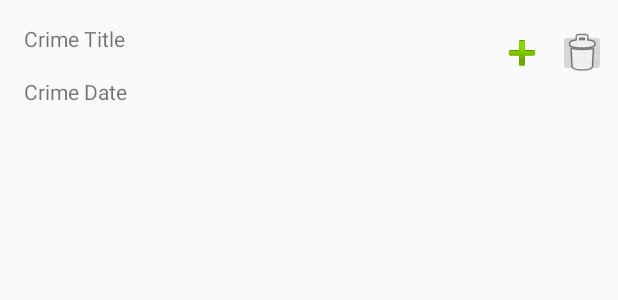
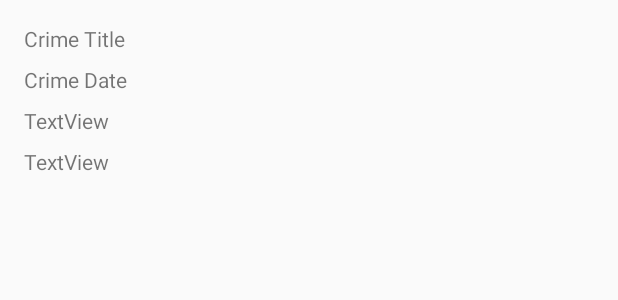
Before and after one commit to VitNei/job, an Android app: the layout list_item_crime.xml on its own in the app's theme, with its tools: preview values and no code run, on a phone screen of 412 x 824 dp. Shown: the top 300 px of the screen. Run offline under Robolectric (Android 15) with nearby library versions, the phone set to English and light mode, and no system bars.

Commit message:
больше активностей богу активностей

```diff
--- a/app/src/main/java/com/bignerdranch/android/criminalintent/Crime.java
+++ b/app/src/main/java/com/bignerdranch/android/criminalintent/Crime.java
@@ -22,6 +22,9 @@ public class Crime {
     public Crime(UUID id){
         mId = id;
         mDate = new Date();
+        mDateChange = new Date();
+        //mPrioritet = 0;
+        //mProgress = 0;
     }
 
     public UUID getId() {
--- a/app/src/main/java/com/bignerdranch/android/criminalintent/CrimeListActivity.java
+++ b/app/src/main/java/com/bignerdranch/android/criminalintent/CrimeListActivity.java
@@ -5,7 +5,7 @@ import android.support.v4.app.Fragment;
 public class CrimeListActivity extends SingleFragmentActivity{
 
     @Override
-    protected Fragment createFragment() {
+    protected Fragment createTask() {
         return new CrimeListFragment();
     }
 }
--- a/app/src/main/java/com/bignerdranch/android/criminalintent/database/CrimeBaseHelper.java
+++ b/app/src/main/java/com/bignerdranch/android/criminalintent/database/CrimeBaseHelper.java
@@ -38,7 +38,7 @@ public class CrimeBaseHelper extends SQLiteOpenHelper {
                 TableCompleted.Cols.UUID_TABLE_COMPLETED + ", " +
                 TableCompleted.Cols.TITLE_TABLE_COMPLETED + ", " +
                 TableCompleted.Cols.NOTE_TABLE_COMPLETED + ", " +
-                TableCompleted.Cols.DATE_TABLE_COMPLETED + ", " +
+                TableCompleted.Cols.DATE_CREATE_TABLE_COMPLETED + ", " +
                 TableCompleted.Cols.DATE_FINISH_TABLE_COMPLETED +
                 ")"
         );
--- a/app/src/main/res/layout/fragment_crime.xml
+++ b/app/src/main/res/layout/fragment_crime.xml
@@ -12,10 +12,10 @@
             android:text="@string/crime_title_label"
             android:id="@+id/title"/>
     <EditText
-            android:id="@+id/crime_title"
+            android:id="@+id/note"
             android:layout_width="match_parent"
             android:layout_height="245dp"
-            android:hint="@string/crime_title_hint" android:text="Писать сюда"/>
+            android:hint="Писать сюда"/>
 
     <TextView
             style="?android:listSeparatorTextViewStyle"
@@ -37,7 +37,7 @@
         <Spinner
                 android:layout_width="match_parent"
                 android:layout_height="wrap_content"
-                android:id="@+id/pioritet"
+                android:id="@+id/prioritet"
                 android:layout_weight="1"
                 android:entries="@array/stringsPrioritet"
         />
--- a/app/src/main/res/layout/list_item_crime.xml
+++ b/app/src/main/res/layout/list_item_crime.xml
@@ -7,41 +7,39 @@
         android:id="@+id/linearLayout">
 
     <TextView
-            android:id="@+id/crime_title"
+            android:id="@+id/note"
             android:layout_width="0dp"
             android:text="Crime Title"
             android:layout_marginTop="16dp" app:layout_constraintVertical_chainStyle="packed"
             app:layout_constraintTop_toTopOf="parent" app:layout_constraintStart_toStartOf="parent"
             android:layout_marginStart="16dp"
-            android:layout_height="wrap_content" app:layout_constraintEnd_toStartOf="@+id/crime_solved"
-            android:layout_marginEnd="8dp"/>
+            android:layout_height="wrap_content"
+    />
 
     <TextView
             android:id="@+id/crime_date"
             android:layout_width="0dp"
             android:layout_height="wrap_content"
             android:text="Crime Date"
-            app:layout_constraintTop_toBottomOf="@+id/crime_title"
+            app:layout_constraintTop_toBottomOf="@+id/note"
             app:layout_constraintStart_toStartOf="parent"
-            android:layout_marginEnd="8dp" android:layout_marginTop="16dp"
-            android:layout_marginStart="16dp" app:layout_constraintEnd_toStartOf="@+id/crime_solved"/>
-    <ImageView
-            android:id="@+id/crime_solved"
+            android:layout_marginTop="8dp"
+            android:layout_marginStart="16dp"/>
+    <TextView
+            android:text="TextView"
             android:layout_width="wrap_content"
             android:layout_height="wrap_content"
-            app:srcCompat="@android:drawable/ic_input_add"
-            android:layout_marginTop="16dp"
-            app:layout_constraintTop_toTopOf="parent"
-            app:layout_constraintBottom_toBottomOf="parent"
-            android:layout_marginBottom="16dp"
-            app:layout_constraintRight_toRightOf="parent" app:layout_constraintEnd_toStartOf="@+id/delete_button"
-            android:layout_marginEnd="8dp"/>
-    <ImageButton
-            android:layout_width="32dp"
-            android:layout_height="32dp" app:srcCompat="@android:drawable/ic_menu_delete"
-            android:id="@+id/delete_button" app:layout_constraintEnd_toEndOf="parent"
-            android:layout_marginEnd="8dp" android:layout_marginBottom="8dp"
-            app:layout_constraintBottom_toBottomOf="parent" android:layout_marginTop="8dp"
-            app:layout_constraintTop_toTopOf="parent"/>
+            android:id="@+id/fragmentPrioritet" android:layout_marginTop="8dp"
+            app:layout_constraintTop_toBottomOf="@+id/crime_date" android:layout_marginBottom="8dp"
+            app:layout_constraintBottom_toTopOf="@+id/fragmentProgress" app:layout_constraintStart_toStartOf="parent"
+            android:layout_marginStart="16dp"/>
+    <TextView
+            android:text="TextView"
+            android:layout_width="wrap_content"
+            android:layout_height="wrap_content"
+            android:id="@+id/fragmentProgress" android:layout_marginBottom="8dp"
+            app:layout_constraintBottom_toBottomOf="parent" app:layout_constraintStart_toStartOf="parent"
+            android:layout_marginStart="16dp"
+    />
 
 </android.support.constraint.ConstraintLayout>
```
Also changed, not shown: app/src/main/java/com/bignerdranch/android/criminalintent/CrimeCursorWrapper.java (+10 -0 lines), app/src/main/java/com/bignerdranch/android/criminalintent/CrimeFragment.java (+97 -51 lines), app/src/main/java/com/bignerdranch/android/criminalintent/CrimeListFragment.java (+8 -14 lines), app/src/main/java/com/bignerdranch/android/criminalintent/SingleFragmentActivity.java (+46 -3 lines), app/src/main/java/com/bignerdranch/android/criminalintent/TaskActiviry.java (added, +31 -0 lines), app/src/main/res/layout/first_activity.xml (added, +27 -0 lines). Lines whose indentation alone changed are shown as unchanged.
